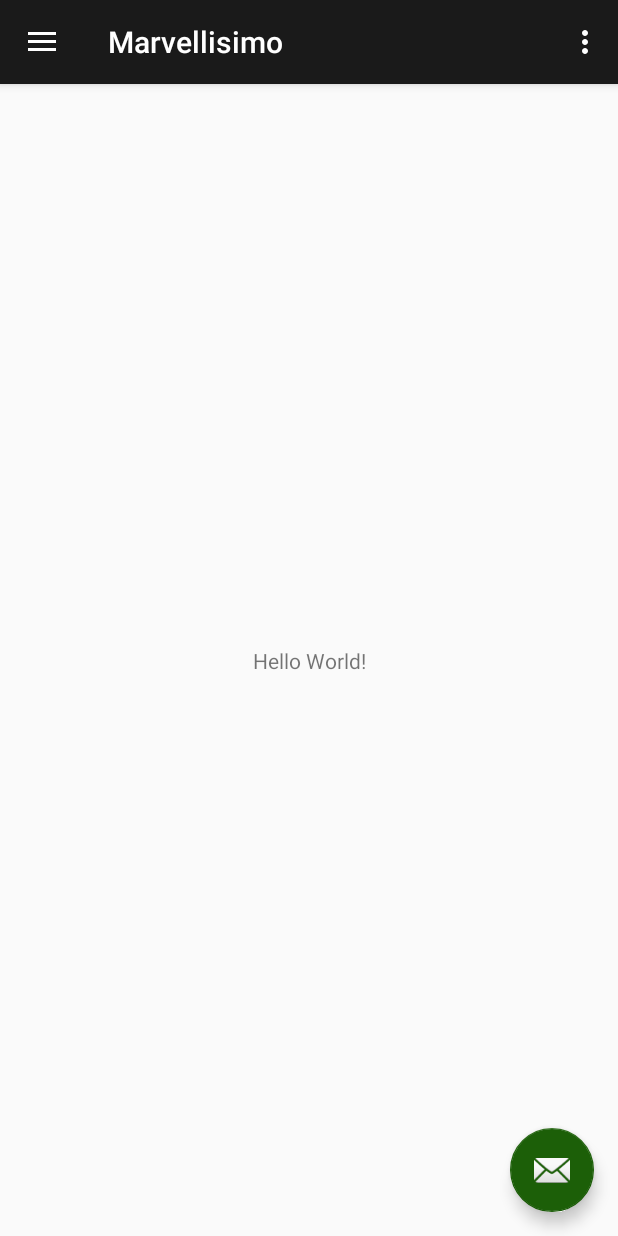
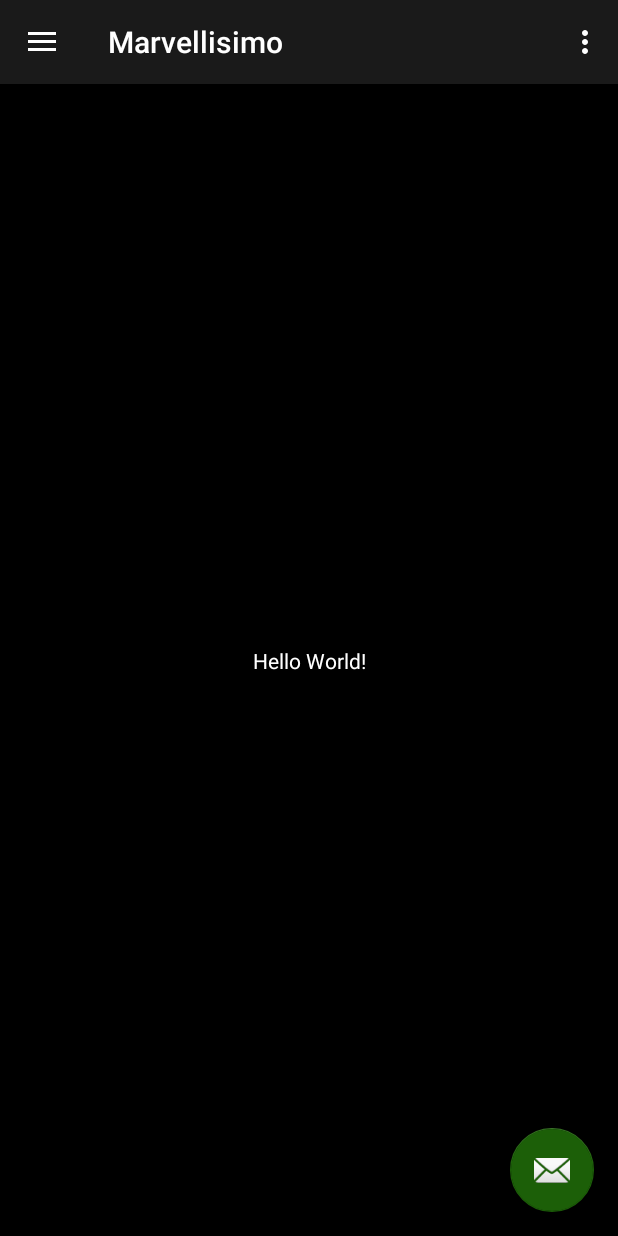
Before and after one commit to KENUBBE/Marvellisimo, an Android app: the screen it shows after launch (MainActivity), on a phone screen of 412 x 824 dp. Run offline under Robolectric (Android 15) with nearby library versions, the phone set to English and light mode, and no system bars.

Commit message:
some styling

```diff
--- a/app/src/main/res/drawable/ic_local_movies_black_24dp.xml
+++ b/app/src/main/res/drawable/ic_local_movies_black_24dp.xml
@@ -4,6 +4,6 @@
         android:viewportWidth="24.0"
         android:viewportHeight="24.0">
     <path
-        android:fillColor="#FF000000"
+        android:fillColor="#FFFFFF"
         android:pathData="M18,3v2h-2L16,3L8,3v2L6,5L6,3L4,3v18h2v-2h2v2h8v-2h2v2h2L20,3h-2zM8,17L6,17v-2h2v2zM8,13L6,13v-2h2v2zM8,9L6,9L6,7h2v2zM18,17h-2v-2h2v2zM18,13h-2v-2h2v2zM18,9h-2L16,7h2v2z"/>
 </vector>
--- a/app/src/main/res/drawable/ic_menu_manage.xml
+++ b/app/src/main/res/drawable/ic_menu_manage.xml
@@ -4,6 +4,6 @@
         android:viewportWidth="24.0"
         android:viewportHeight="24.0">
     <path
-            android:fillColor="#FF000000"
+            android:fillColor="#FFFFFF"
             android:pathData="M22.7,19l-9.1,-9.1c0.9,-2.3 0.4,-5 -1.5,-6.9 -2,-2 -5,-2.4 -7.4,-1.3L9,6 6,9 1.6,4.7C0.4,7.1 0.9,10.1 2.9,12.1c1.9,1.9 4.6,2.4 6.9,1.5l9.1,9.1c0.4,0.4 1,0.4 1.4,0l2.3,-2.3c0.5,-0.4 0.5,-1.1 0.1,-1.4z"/>
 </vector>
--- a/app/src/main/res/drawable/ic_menu_slideshow.xml
+++ b/app/src/main/res/drawable/ic_menu_slideshow.xml
@@ -4,6 +4,6 @@
         android:viewportWidth="24.0"
         android:viewportHeight="24.0">
     <path
-            android:fillColor="#FF000000"
+            android:fillColor="#FFFFFF"
             android:pathData="M4,6H2v14c0,1.1 0.9,2 2,2h14v-2H4V6zm16,-4H8c-1.1,0 -2,0.9 -2,2v12c0,1.1 0.9,2 2,2h12c1.1,0 2,-0.9 2,-2V4c0,-1.1 -0.9,-2 -2,-2zm-8,12.5v-9l6,4.5 -6,4.5z"/>
 </vector>
--- a/app/src/main/res/drawable/ic_person_black_24dp.xml
+++ b/app/src/main/res/drawable/ic_person_black_24dp.xml
@@ -4,6 +4,6 @@
         android:viewportWidth="24.0"
         android:viewportHeight="24.0">
     <path
-        android:fillColor="#FF000000"
+        android:fillColor="#FFFFFF"
         android:pathData="M12,12c2.21,0 4,-1.79 4,-4s-1.79,-4 -4,-4 -4,1.79 -4,4 1.79,4 4,4zM12,14c-2.67,0 -8,1.34 -8,4v2h16v-2c0,-2.66 -5.33,-4 -8,-4z"/>
 </vector>
--- /dev/null
+++ b/app/src/main/res/drawable/ic_person_white_24dp.xml
@@ -0,0 +1,5 @@
+<vector android:height="24dp" android:tint="#FFFFFF"
+    android:viewportHeight="24.0" android:viewportWidth="24.0"
+    android:width="24dp" xmlns:android="http://schemas.android.com/apk/res/android">
+    <path android:fillColor="#FF000000" android:pathData="M12,12c2.21,0 4,-1.79 4,-4s-1.79,-4 -4,-4 -4,1.79 -4,4 1.79,4 4,4zM12,14c-2.67,0 -8,1.34 -8,4v2h16v-2c0,-2.66 -5.33,-4 -8,-4z"/>
+</vector>
--- a/app/src/main/res/drawable/ic_star_border_black_24dp.xml
+++ b/app/src/main/res/drawable/ic_star_border_black_24dp.xml
@@ -4,6 +4,6 @@
         android:viewportWidth="24.0"
         android:viewportHeight="24.0">
     <path
-        android:fillColor="#FF000000"
+        android:fillColor="#FFEF00"
         android:pathData="M22,9.24l-7.19,-0.62L12,2 9.19,8.63 2,9.24l5.46,4.73L5.82,21 12,17.27 18.18,21l-1.63,-7.03L22,9.24zM12,15.4l-3.76,2.27 1,-4.28 -3.32,-2.88 4.38,-0.38L12,6.1l1.71,4.04 4.38,0.38 -3.32,2.88 1,4.28L12,15.4z"/>
 </vector>
--- a/app/src/main/res/drawable/ic_stars_black_24dp.xml
+++ b/app/src/main/res/drawable/ic_stars_black_24dp.xml
@@ -4,6 +4,6 @@
         android:viewportWidth="24.0"
         android:viewportHeight="24.0">
     <path
-        android:fillColor="#FF000000"
+        android:fillColor="#FFFFFF"
         android:pathData="M11.99,2C6.47,2 2,6.48 2,12s4.47,10 9.99,10C17.52,22 22,17.52 22,12S17.52,2 11.99,2zM16.23,18L12,15.45 7.77,18l1.12,-4.81 -3.73,-3.23 4.92,-0.42L12,5l1.92,4.53 4.92,0.42 -3.73,3.23L16.23,18z"/>
 </vector>
--- a/app/src/main/res/layout/activity_main.xml
+++ b/app/src/main/res/layout/activity_main.xml
@@ -19,8 +19,10 @@
             android:layout_width="wrap_content"
             android:layout_height="match_parent"
             android:layout_gravity="start"
-            android:fitsSystemWindows="true"
             app:headerLayout="@layout/nav_header_main"
-            app:menu="@menu/activity_main_drawer"/>
+            app:menu="@menu/activity_main_drawer"
+            app:itemTextColor="@color/textColorWhite"
+            app:itemBackground="@color/common_google_signin_btn_text_dark_focused"
+            />
 
 </android.support.v4.widget.DrawerLayout>
--- a/app/src/main/res/menu/activity_main_drawer.xml
+++ b/app/src/main/res/menu/activity_main_drawer.xml
@@ -6,8 +6,9 @@
     <group android:checkableBehavior="single">
         <item
                 android:id="@+id/nav_characters"
-                android:icon="@drawable/ic_person_black_24dp"
+                android:icon="@drawable/ic_person_white_24dp"
                 android:title="Characters"/>
+
         <item
                 android:id="@+id/nav_series"
                 android:icon="@drawable/ic_local_movies_black_24dp"
--- a/app/src/main/res/values/colors.xml
+++ b/app/src/main/res/values/colors.xml
@@ -3,4 +3,6 @@
     <color name="colorPrimary">#1A1A1A</color>
     <color name="colorPrimaryDark">#000000</color>
     <color name="colorAccent">#1C5F08</color>
+    <color name="textColorWhite">#FFFFFF</color>
+    <color name="defaultTextViewColor">#F44336</color>
 </resources>
--- a/app/src/main/res/values/styles.xml
+++ b/app/src/main/res/values/styles.xml
@@ -1,11 +1,13 @@
 <resources>
 
     <!-- Base application theme. -->
-    <style name="AppTheme" parent="Theme.AppCompat.Light.DarkActionBar">
+    <style name="AppTheme" parent="Base.Theme.AppCompat.Light.DarkActionBar">
         <!-- Customize your theme here. -->
         <item name="colorPrimary">@color/colorPrimary</item>
         <item name="colorPrimaryDark">@color/colorPrimaryDark</item>
         <item name="colorAccent">@color/colorAccent</item>
+        <item name="android:windowBackground">@color/colorPrimaryDark</item>
+        <item name="android:textColor">@color/textColorWhite</item>
     </style>
     <style name="AppTheme.NoActionBar">
         <item name="windowActionBar">false</item>
```
